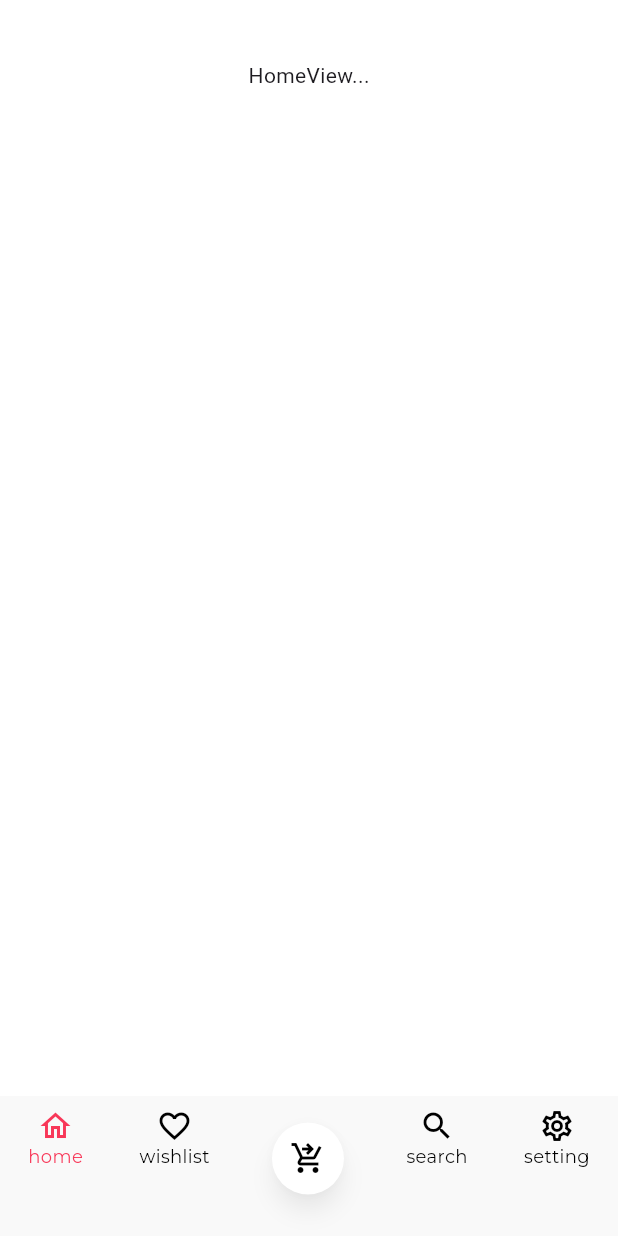
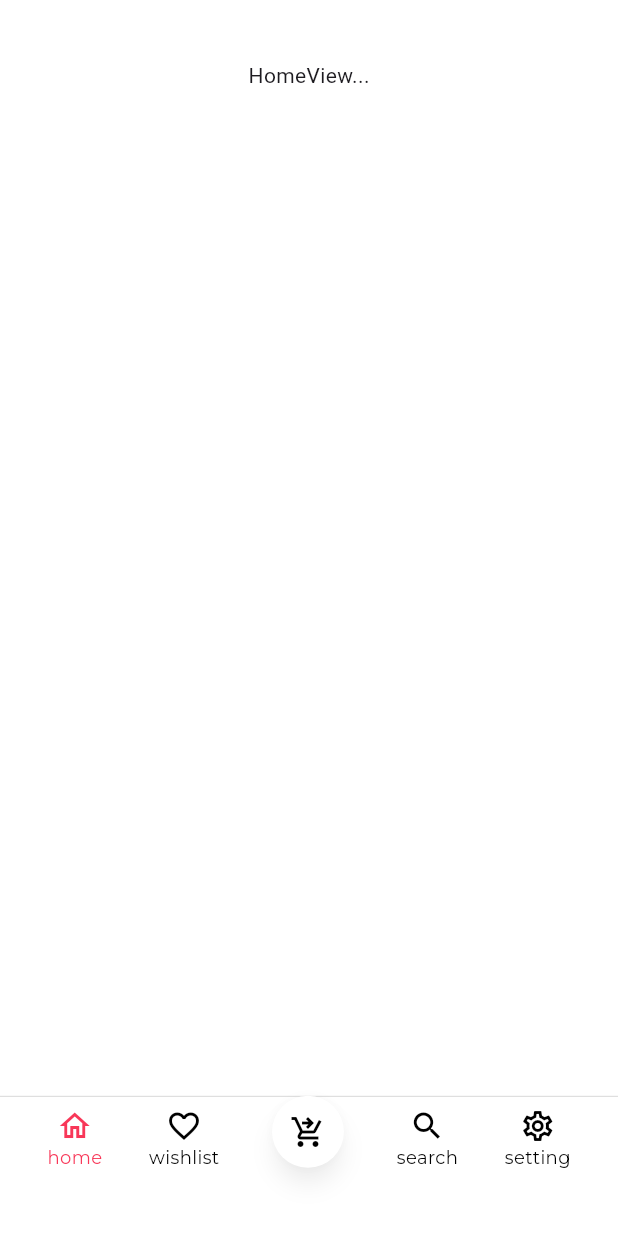
Before and after one commit to mariam280/stylish_e_commerce_UI, a Flutter app: the Layoutscreen screen opened by its route, on a phone screen of 412 x 824 dp. Run offline on Flutter 3.47's test engine with Material 3 defaults, Android fonts, the phone set to English and light mode, and no system bars; drawn by our look-alikes of expandable_page_view; our stand-ins replace go_router.

Commit message:
add main nav icon cart to custom nav bar

```diff
--- a/lib/modules/layout/presentation/widgets/custom_nav_bar.dart
+++ b/lib/modules/layout/presentation/widgets/custom_nav_bar.dart
@@ -1,8 +1,6 @@
 import 'package:flutter/material.dart';
 import 'package:stylish_e_commerce/modules/layout/presentation/widgets/main_nav_icon_cart.dart';
-
 import 'main_nav_icon.dart';
-
 class CustomNavBar extends StatelessWidget {
   const CustomNavBar(
       {super.key, required this.onTap, required this.currentIndex});
@@ -13,9 +11,17 @@ class CustomNavBar extends StatelessWidget {
     return AspectRatio(
       aspectRatio: 375 / 85,
       child: Container(
-        color: Color(0xffF9F9F9),
-        child: Padding(
-          padding: const EdgeInsets.only(top: 8),
+        decoration: const BoxDecoration(
+          color: Colors.white,
+          border: Border(
+          top: BorderSide(
+          color: Color(0xffA8A8A9),
+          width: 0.3,
+            ),
+          ),
+        ),
+        child:  Padding(
+          padding: const EdgeInsets.only(top: 8,left:16,right:16),
           child: Row(
               mainAxisAlignment: MainAxisAlignment.spaceAround,
             children: [
@@ -29,9 +35,12 @@ class CustomNavBar extends StatelessWidget {
                text: 'wishlist',
                  icon: Icons.favorite_outline,
                 isActive: currentIndex == 1),
-              MainNavIconCart(
+              Transform.translate(
+                offset: Offset(0, -27),
+                child: MainNavIconCart(
                   onTap: () => onTap(2),
                   isActive: currentIndex==2),
+              ),
                   MainNavIcon(
                        onTap: () => onTap(3),
                        text: 'search',
@@ -41,7 +50,7 @@ class CustomNavBar extends StatelessWidget {
                        onTap: () => onTap(4),
                        text: 'setting',
                         icon: Icons.settings_outlined,
-                                  isActive: currentIndex == 4)
+                       isActive: currentIndex == 4),
             ],
           ),
         ),
--- a/lib/modules/layout/presentation/widgets/main_nav_icon_cart.dart
+++ b/lib/modules/layout/presentation/widgets/main_nav_icon_cart.dart
@@ -7,9 +7,7 @@ class MainNavIconCart extends StatelessWidget {
   final void Function()? onTap;
   @override
   Widget build(BuildContext context) {
-    return Padding(
-      padding: const EdgeInsets.only(bottom: 18),
-      child: GestureDetector(
+    return GestureDetector(
       onTap: onTap,
       child: Card(
         color: Colors.white,
@@ -22,7 +20,6 @@ class MainNavIconCart extends StatelessWidget {
               color: isActive ? AppColors.primaryColor : Colors.black),
         ),
       ),
-      ),
     );
   }
 }
```
Lines whose indentation alone changed are shown as unchanged.
